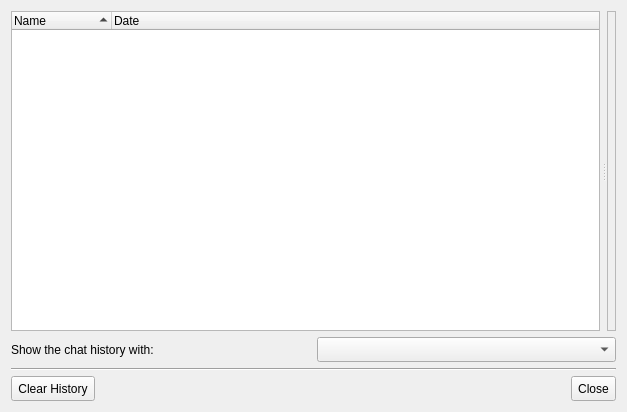
First picture: the form in lmc/src/historywindow.ui, repository MariusDec/Lan-Messenger, before the edit.
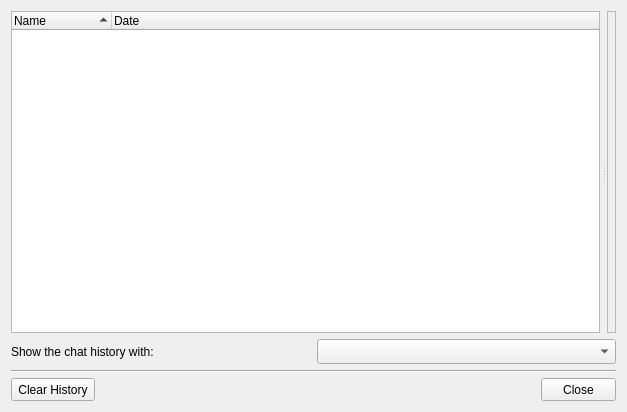
Second picture: the form after the edit. Custom widgets are drawn as their Qt base class.

```diff
--- a/lmc/src/historywindow.ui
+++ b/lmc/src/historywindow.ui
@@ -17,15 +17,15 @@
    <item row="5" column="0" alignment="Qt::AlignLeft">
     <widget class="ThemedButton" name="buttonClearHistory">
      <property name="sizePolicy">
-      <sizepolicy hsizetype="Preferred" vsizetype="Preferred">
+      <sizepolicy hsizetype="Preferred" vsizetype="Fixed">
        <horstretch>0</horstretch>
        <verstretch>0</verstretch>
       </sizepolicy>
      </property>
      <property name="minimumSize">
       <size>
-       <width>0</width>
-       <height>25</height>
+       <width>75</width>
+       <height>23</height>
       </size>
      </property>
      <property name="text">
@@ -36,15 +36,15 @@
    <item row="5" column="1" alignment="Qt::AlignRight">
     <widget class="ThemedButton" name="buttonClose">
      <property name="sizePolicy">
-      <sizepolicy hsizetype="Preferred" vsizetype="Preferred">
+      <sizepolicy hsizetype="Preferred" vsizetype="Fixed">
        <horstretch>0</horstretch>
        <verstretch>0</verstretch>
       </sizepolicy>
      </property>
      <property name="minimumSize">
       <size>
-       <width>0</width>
-       <height>25</height>
+       <width>75</width>
+       <height>23</height>
       </size>
      </property>
      <property name="text">
```
